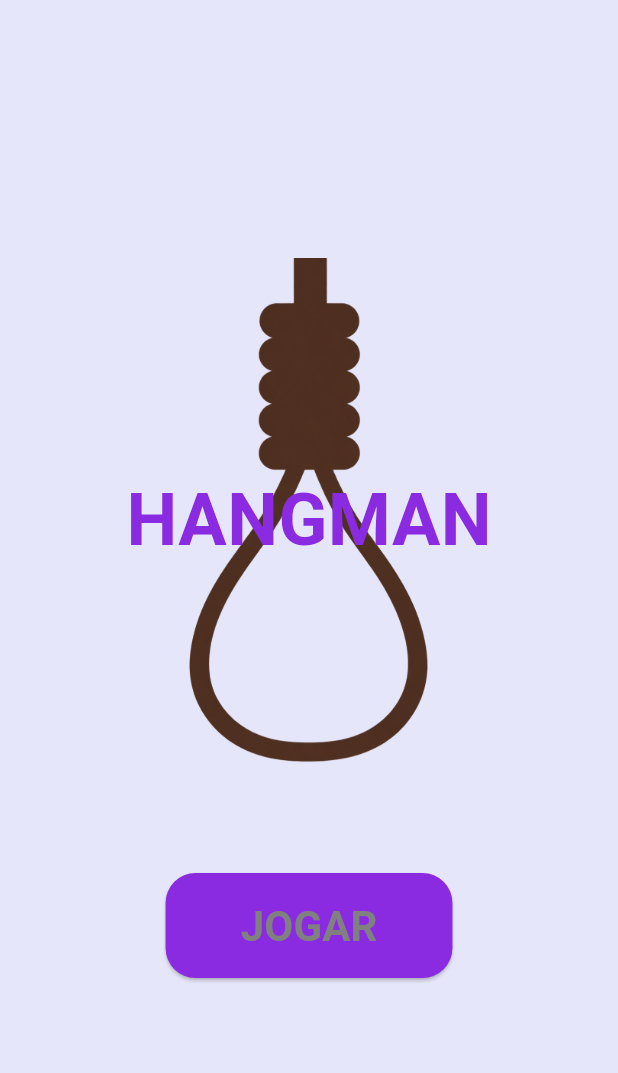
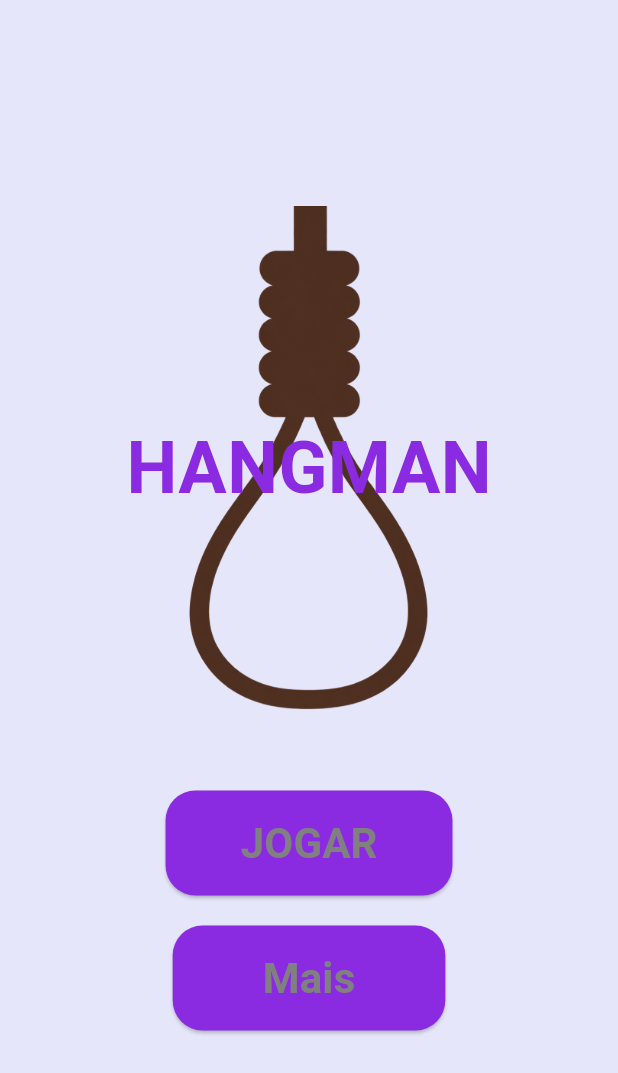
Before and after one commit to HENRIQUEVCORDEIRO/forca_app, a Flutter app: the screen it shows after launch, on a phone screen of 412 x 824 dp. Shown: the top 1073 px of the screen. Run offline on Flutter 3.47's test engine with Material 3 defaults, Android fonts, the light colour scheme and no system bars; Roboto replaces fonts that are missing (HangmanFont).

Commit message:
Adicionando botão Mais na tela inicial

```diff
--- a/lib/main.dart
+++ b/lib/main.dart
@@ -22,7 +22,7 @@ class TelaInicial extends StatelessWidget {
   @override
   Widget build(BuildContext context) {
     return Scaffold(
-      backgroundColor: Color(0xFFE6E6FA),
+      backgroundColor: const Color(0xFFE6E6FA),
       body: Center(
         child: Column(
           mainAxisAlignment: MainAxisAlignment.center,
@@ -42,10 +42,10 @@ class TelaInicial extends StatelessWidget {
                 ),
               ],
             ),
-            const SizedBox(height: 60),
+            const SizedBox(height: 40),
             ElevatedButton(
               style: ElevatedButton.styleFrom(
-                backgroundColor: Color(0xFF8A2BE2),
+                backgroundColor: const Color(0xFF8A2BE2),
                 padding: const EdgeInsets.symmetric(horizontal: 50, vertical: 15),
                 shape: RoundedRectangleBorder(
                   borderRadius: BorderRadius.circular(20),
@@ -62,6 +62,26 @@ class TelaInicial extends StatelessWidget {
                 ),
               ),
             ),
+            const SizedBox(height: 20),
+            ElevatedButton(
+              style: ElevatedButton.styleFrom(
+                backgroundColor: const Color(0xFF8A2BE2),
+                padding: const EdgeInsets.symmetric(horizontal: 60, vertical: 15),
+                shape: RoundedRectangleBorder(
+                  borderRadius: BorderRadius.circular(20),
+                ),
+              ),
+              onPressed: () {},
+              child: const Text(
+                'Mais',
+                style: TextStyle(
+                  fontFamily: 'HangmanFont',
+                  fontSize: 28,
+                  color: Color(0xFF808080),
+                  fontWeight: FontWeight.bold,
+                ),
+              ),
+            ),
           ],
         ),
       ),
```
